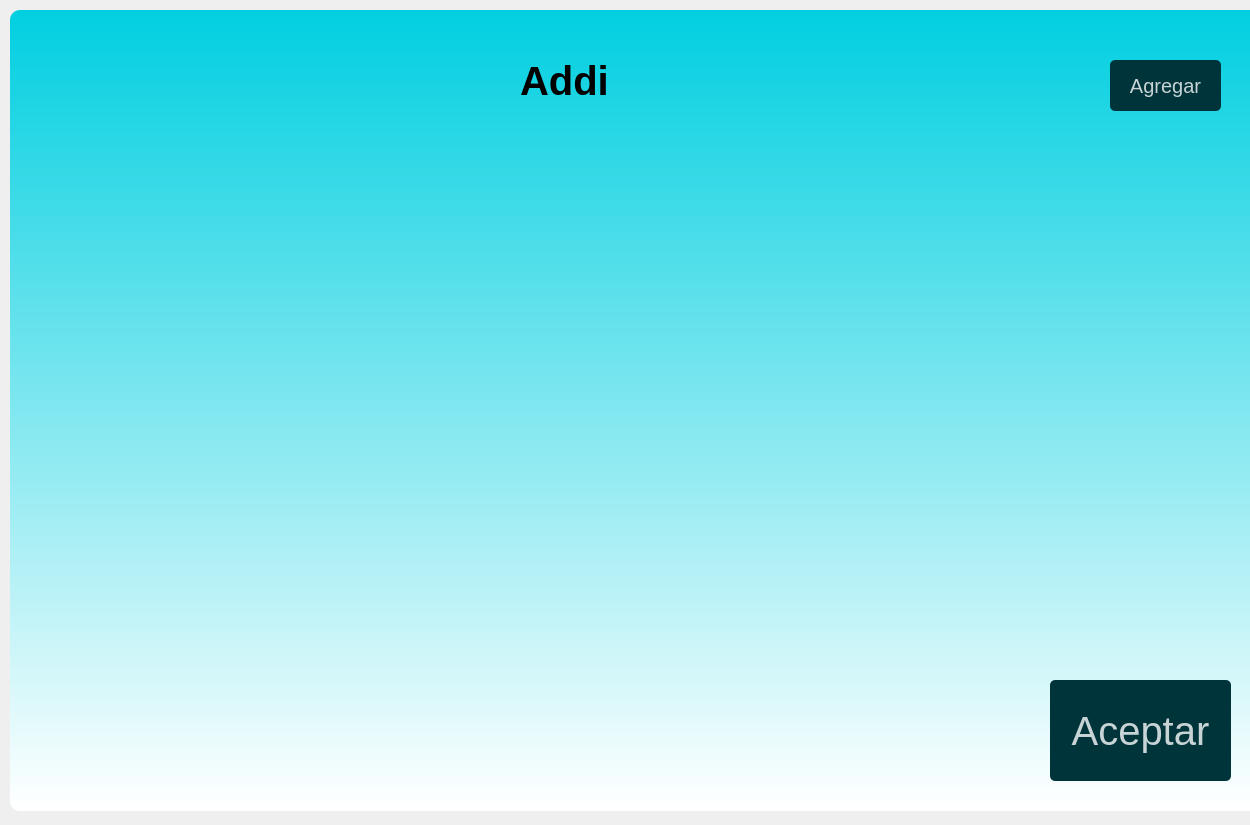
This is ui/ihr.ui in daburneo1/addi as Qt 5 draws it before an edit. The edited form follows.
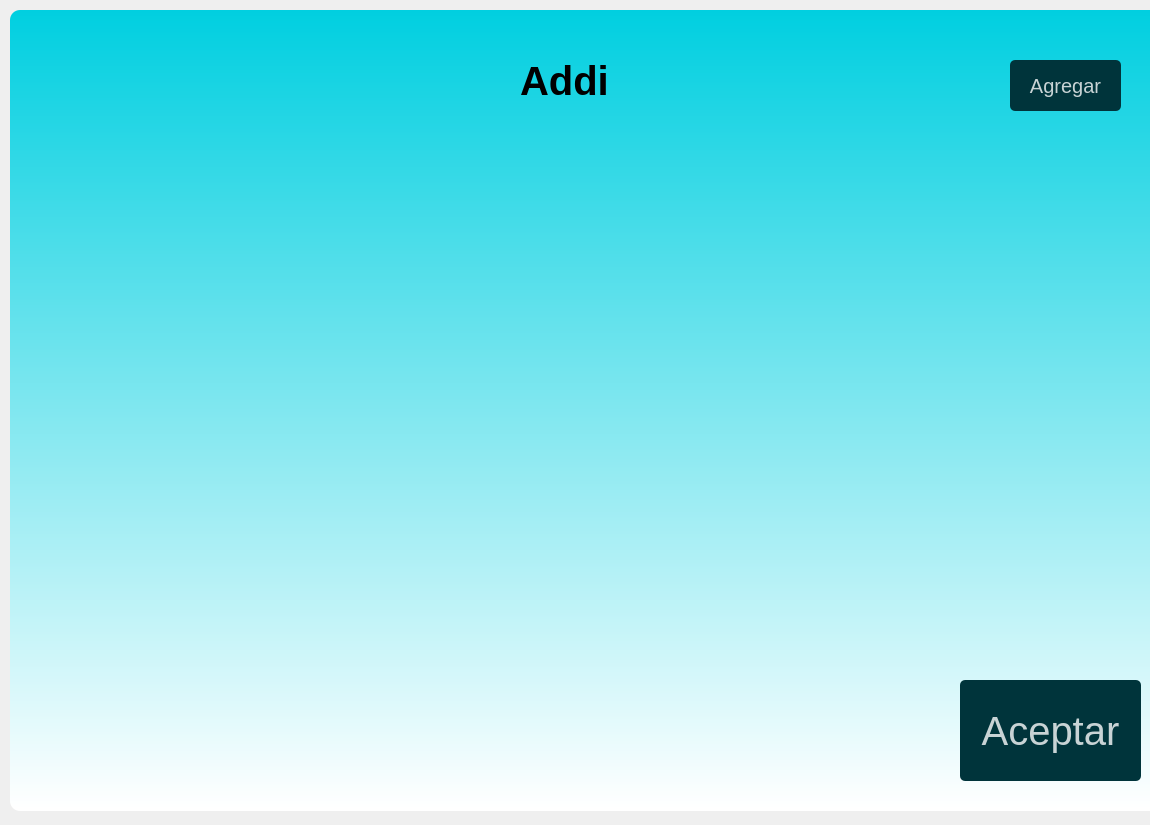
This is the edited form.

Diff of the .ui file:
```diff
--- a/ui/ihr.ui
+++ b/ui/ihr.ui
@@ -6,19 +6,19 @@
    <rect>
     <x>0</x>
     <y>0</y>
-    <width>1250</width>
+    <width>1150</width>
     <height>825</height>
    </rect>
   </property>
   <property name="minimumSize">
    <size>
-    <width>1250</width>
+    <width>1150</width>
     <height>825</height>
    </size>
   </property>
   <property name="maximumSize">
    <size>
-    <width>1250</width>
+    <width>1150</width>
     <height>825</height>
    </size>
   </property>
@@ -89,7 +89,7 @@
    <widget class="QPushButton" name="pushButtonConfirmar">
     <property name="geometry">
      <rect>
-      <x>1050</x>
+      <x>960</x>
       <y>670</y>
       <width>181</width>
       <height>101</height>
@@ -170,7 +170,7 @@
    <widget class="QPushButton" name="pushButtonAcceso">
     <property name="geometry">
      <rect>
-      <x>1110</x>
+      <x>1010</x>
       <y>50</y>
       <width>111</width>
       <height>51</height>
```
